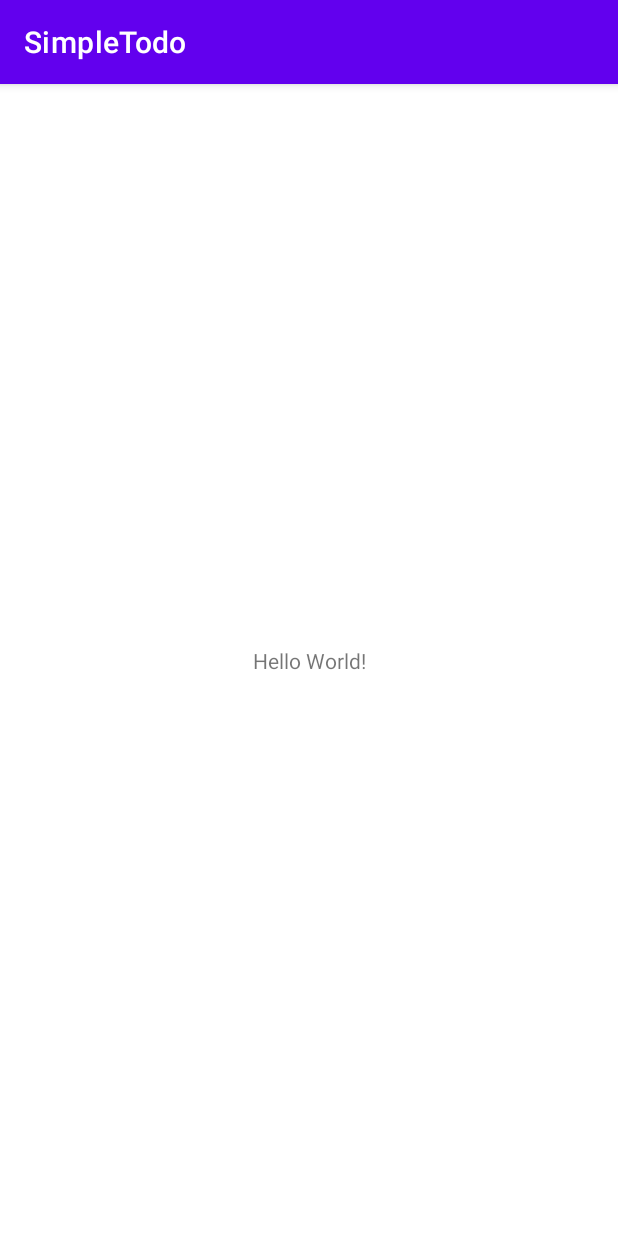
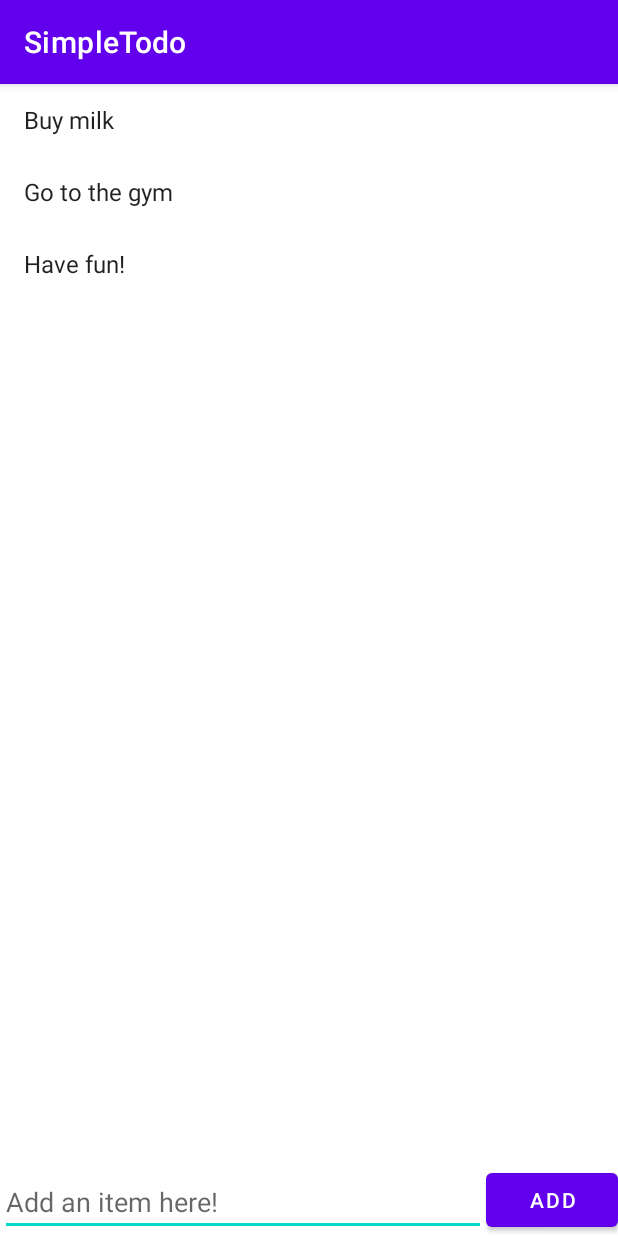
Before and after one commit to Indefinite1/SimpleTodo, an Android app: the screen it shows after launch (MainActivity), on a phone screen of 412 x 824 dp. Run offline under Robolectric (Android 15) with nearby library versions, the phone set to English and light mode, and no system bars.

Commit message:
added design step 2.2

```diff
--- /dev/null
+++ b/app/src/main/java/com/example/simpletodo/ItemsAdapter.java
@@ -0,0 +1,61 @@
+package com.example.simpletodo;
+
+import android.view.LayoutInflater;
+import android.view.View;
+import android.view.ViewGroup;
+import android.widget.TextView;
+
+import androidx.annotation.NonNull;
+import androidx.recyclerview.widget.RecyclerView;
+
+import java.util.List;
+
+// Responsible for displaying data from the model into a row in the recycler view
+public class ItemsAdapter extends RecyclerView.Adapter<ItemsAdapter.ViewHolder> {
+
+    List<String> items;
+
+    public ItemsAdapter(List<String> items) {
+        this.items = items;
+    }
+
+    @NonNull
+    @Override
+    public ViewHolder onCreateViewHolder(@NonNull ViewGroup parent, int viewType) {
+        // Use layout inflater to inflate a view
+        View todoView = LayoutInflater.from(parent.getContext()).inflate(android.R.layout.simple_list_item_1, parent, false);
+        // wrap it inside a View Holder and return it
+        return new ViewHolder(todoView);
+    }
+
+    // responsible for binding data to a particular view holder
+    @Override
+    public void onBindViewHolder(@NonNull ViewHolder holder, int position) {
+        // Grab the item at the position
+        String item = items.get(position);
+        // Bind the item in the specified view holder
+        holder.bind(item);
+    }
+
+    // Tells the recycler view how many items are in the list
+    @Override
+    public int getItemCount() {
+        return items.size();
+    }
+
+    // Container to provide easy access to views that represent each row of the list
+    class ViewHolder extends RecyclerView.ViewHolder {
+
+        TextView tvItem;
+
+        public ViewHolder(@NonNull View itemView) {
+            super(itemView);
+            tvItem = itemView.findViewById(android.R.id.text1);
+        }
+
+        // Update the view inside of the view holder with this data
+        public void bind(String item) {
+            tvItem.setText(item);
+        }
+    }
+}
--- a/app/src/main/java/com/example/simpletodo/MainActivity.java
+++ b/app/src/main/java/com/example/simpletodo/MainActivity.java
@@ -1,14 +1,40 @@
 package com.example.simpletodo;
 
 import androidx.appcompat.app.AppCompatActivity;
+import androidx.recyclerview.widget.LinearLayoutManager;
+import androidx.recyclerview.widget.RecyclerView;
 
 import android.os.Bundle;
+import android.widget.Button;
+import android.widget.EditText;
+
+import java.util.ArrayList;
+import java.util.List;
 
 public class MainActivity extends AppCompatActivity {
+
+    List<String> items;
+
+    Button btnAdd;
+    EditText etItem;
+    RecyclerView rvItems;
 
     @Override
     protected void onCreate(Bundle savedInstanceState) {
         super.onCreate(savedInstanceState);
         setContentView(R.layout.activity_main);
+
+        btnAdd = findViewById(R.id.btnAdd);
+        etItem = findViewById(R.id.etItem);
+        rvItems = findViewById(R.id.rvItems);
+
+        items = new ArrayList<>();
+        items.add("Buy milk");
+        items.add("Go to the gym");
+        items.add("Have fun!");
+
+        ItemsAdapter itemsAdapter = new ItemsAdapter(items);
+        rvItems.setAdapter(itemsAdapter);
+        rvItems.setLayoutManager(new LinearLayoutManager(this));
     }
 }
--- a/app/src/main/res/layout/activity_main.xml
+++ b/app/src/main/res/layout/activity_main.xml
@@ -1,18 +1,46 @@
 <?xml version="1.0" encoding="utf-8"?>
-<androidx.constraintlayout.widget.ConstraintLayout xmlns:android="http://schemas.android.com/apk/res/android"
+<RelativeLayout xmlns:android="http://schemas.android.com/apk/res/android"
     xmlns:app="http://schemas.android.com/apk/res-auto"
     xmlns:tools="http://schemas.android.com/tools"
     android:layout_width="match_parent"
     android:layout_height="match_parent"
+    app:layoutDescription="@xml/activity_main_scene"
     tools:context=".MainActivity">
 
-    <TextView
+
+    <Button
+        android:id="@+id/btnAdd"
         android:layout_width="wrap_content"
         android:layout_height="wrap_content"
-        android:text="Hello World!"
-        app:layout_constraintBottom_toBottomOf="parent"
-        app:layout_constraintLeft_toLeftOf="parent"
-        app:layout_constraintRight_toRightOf="parent"
-        app:layout_constraintTop_toTopOf="parent" />
+        android:layout_alignParentEnd="true"
+        android:layout_alignParentBottom="true"
+        android:layout_marginEnd="0dp"
+        android:layout_marginBottom="0dp"
+        android:text="Add" />
 
-</androidx.constraintlayout.widget.ConstraintLayout>
+    <EditText
+        android:id="@+id/etItem"
+        android:layout_width="match_parent"
+        android:layout_height="wrap_content"
+        android:layout_alignParentStart="true"
+        android:layout_alignParentBottom="true"
+        android:layout_marginStart="0dp"
+        android:layout_marginEnd="0dp"
+        android:layout_marginBottom="0dp"
+        android:layout_toStartOf="@+id/btnAdd"
+        android:ems="10"
+        android:hint="Add an item here!"
+        android:inputType="textPersonName" />
+
+    <androidx.recyclerview.widget.RecyclerView
+        android:id="@+id/rvItems"
+        android:layout_width="match_parent"
+        android:layout_height="wrap_content"
+        android:layout_above="@+id/etItem"
+        android:layout_alignParentStart="true"
+        android:layout_alignParentTop="true"
+        android:layout_centerHorizontal="true"
+        android:layout_marginStart="0dp"
+        android:layout_marginTop="0dp"
+        android:layout_marginBottom="0dp" />
+</RelativeLayout>
--- /dev/null
+++ b/app/src/main/res/xml/activity_main_scene.xml
@@ -0,0 +1,19 @@
+<?xml version="1.0" encoding="utf-8"?>
+<MotionScene
+    xmlns:android="http://schemas.android.com/apk/res/android"
+    xmlns:motion="http://schemas.android.com/apk/res-auto">
+
+    <Transition
+        motion:constraintSetEnd="@+id/end"
+        motion:constraintSetStart="@id/start"
+        motion:duration="1000">
+       <KeyFrameSet>
+       </KeyFrameSet>
+    </Transition>
+
+    <ConstraintSet android:id="@+id/start">
+    </ConstraintSet>
+
+    <ConstraintSet android:id="@+id/end">
+    </ConstraintSet>
+</MotionScene>
```
